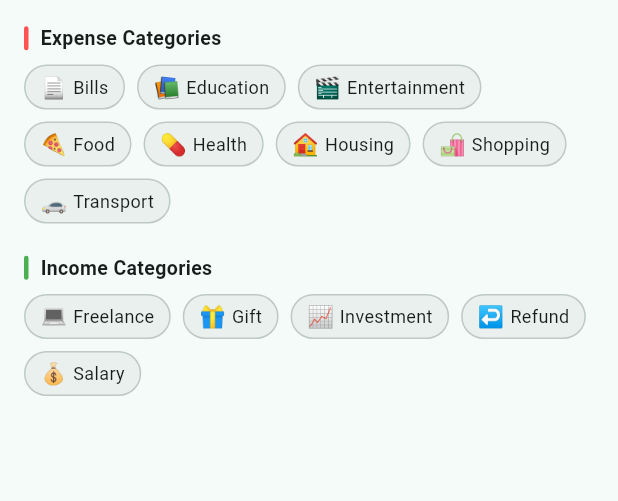
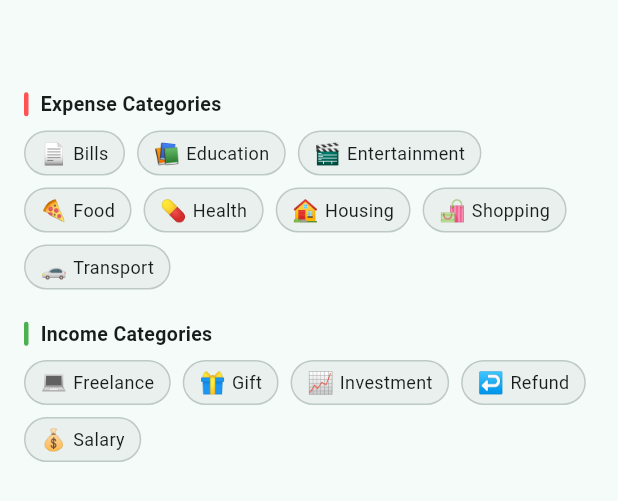
Before and after one commit to venomxayoub/budget, a Flutter app: the CategoriesScreen widget shown alone on an empty page, opened directly with empty values, on a phone screen of 412 x 824 dp. Shown: the top 501 px of the screen. Run offline on Flutter 3.47's test engine with Material 3 defaults, Android fonts, the phone set to English and light mode, and no system bars; our stand-ins replace sqflite; accounts and stored records are empty.

```diff
--- a/budget_manager/lib/providers/transaction_provider.dart
+++ b/budget_manager/lib/providers/transaction_provider.dart
@@ -156,6 +156,9 @@ class TransactionProvider extends ChangeNotifier {
       if (_expenseCategories.isEmpty) {
         _expenseCategories = defaultExpenseCategories;
         _incomeCategories = defaultIncomeCategories;
+      }
+      if (_expenses.isEmpty && _incomes.isEmpty) {
+        await seedLargeData();
       }
     }
 
--- a/budget_manager/lib/screens/categories_screen.dart
+++ b/budget_manager/lib/screens/categories_screen.dart
@@ -21,7 +21,7 @@ class CategoriesScreen extends StatelessWidget {
     final incomeCats = provider.incomeCategories;
 
     return ListView(
-      padding: const EdgeInsets.fromLTRB(16, 16, 16, 80),
+      padding: const EdgeInsets.fromLTRB(16, 60, 16, 80),
       children: [
         _SectionHeader(title: 'Expense Categories', color: Colors.redAccent),
         if (expenseCats.isEmpty)
```
